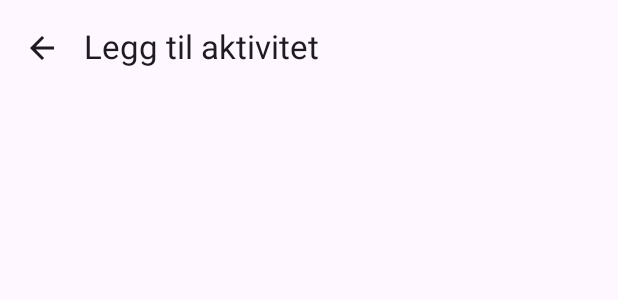
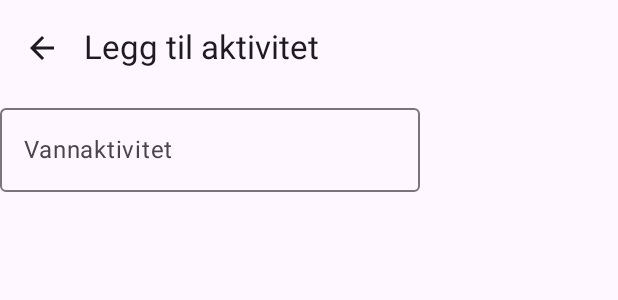
Before and after one commit to vuhnger/IN2000-app, an Android app built with Jetpack Compose: the @Preview function AddActivityScreenTest, on a phone screen of 412 x 824 dp. Shown: the top 300 px of the screen. Run offline under Robolectric (Android 15) with nearby library versions, the phone set to English and light mode, and no system bars; network calls fail.

Commit message:
Extended AddActicity with kaja
Still under construction

```diff
--- a/app/src/main/java/no/uio/ifi/in2000/team_21/ui/settings/AboutUs.kt
+++ b/app/src/main/java/no/uio/ifi/in2000/team_21/ui/settings/AboutUs.kt
@@ -105,10 +105,10 @@ fun AboutUsCard(
             .padding(15.dp)
             .border(
                 width = 2.dp,
-                color = Color(0xFFEBEFFF.toInt()),
+                color = Color(0xFFBCCBFF.toInt()),
                 shape = RoundedCornerShape(12.dp)
             ),
-        colors = CardDefaults.cardColors(containerColor = Color(0xFFBCCBFF))
+        colors = CardDefaults.cardColors(containerColor = Color(0xFFEBEFFF))
     ){
         Column(
             verticalArrangement = Arrangement.spacedBy(0.dp, Alignment.CenterVertically),
--- a/app/src/main/java/no/uio/ifi/in2000/team_21/ui/settings/AddActivity.kt
+++ b/app/src/main/java/no/uio/ifi/in2000/team_21/ui/settings/AddActivity.kt
@@ -16,7 +16,10 @@ import androidx.compose.material3.Scaffold
 import androidx.compose.material3.Text
 import androidx.compose.material3.TopAppBar
 import androidx.compose.runtime.Composable
+import androidx.compose.runtime.getValue
+import androidx.compose.runtime.mutableStateOf
 import androidx.compose.runtime.remember
+import androidx.compose.runtime.setValue
 import androidx.compose.ui.Modifier
 import androidx.compose.ui.graphics.Color
 import androidx.compose.ui.tooling.preview.Preview
@@ -31,7 +34,7 @@ import no.uio.ifi.in2000.team_21.APP_ROUTES
 fun AddActivity(navController: NavController) {
 
     val FUNCTION_NAME = object {}.javaClass.enclosingMethod.name
-    //var text by remember { mutableStateOf("") }
+    var text by remember { mutableStateOf("") }
 
     Log.d(
         FUNCTION_NAME,
@@ -62,10 +65,19 @@ fun AddActivity(navController: NavController) {
             .background(color = Color(0xFFF7F8FF))
     ) {innerPadding ->
         LazyColumn(
+            modifier = Modifier
+                .padding(innerPadding)
+        ){
+            items(count = 1){
+                OutlinedTextField(
+                    value = text,
+                    onValueChange = { text = it },
+                    label = { Text("Vannaktivitet")},
+                )
+            }
+                //settings for weatherconditions}
 
-            ){}
-
-
+        }
     }
 
 }
```
